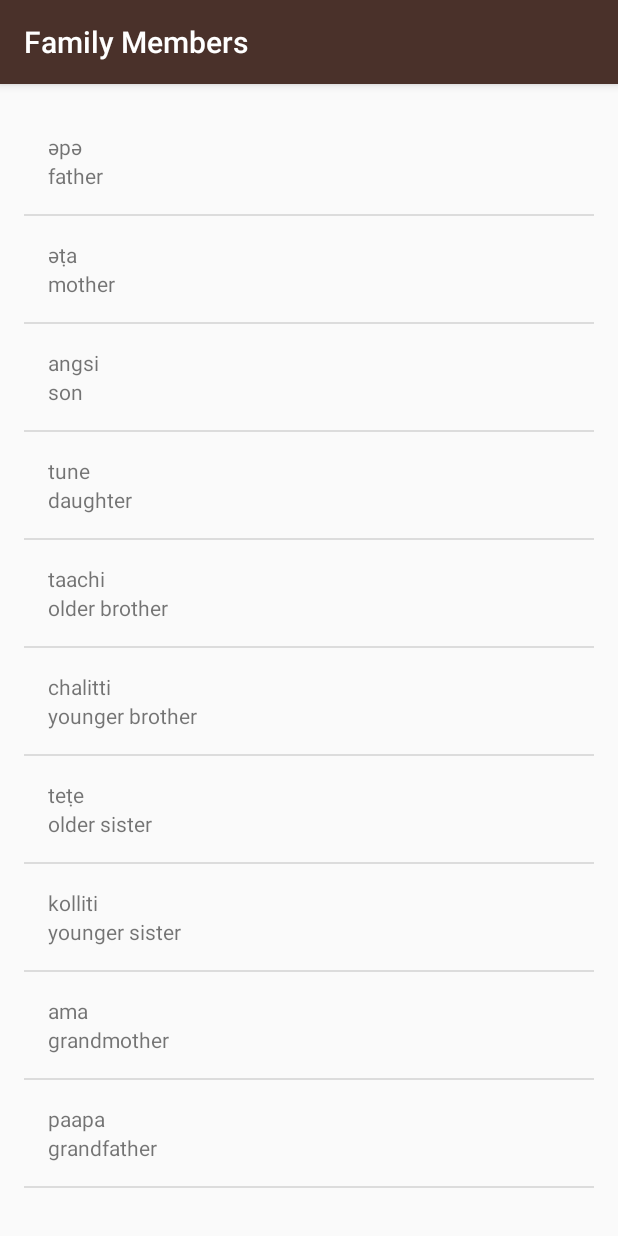
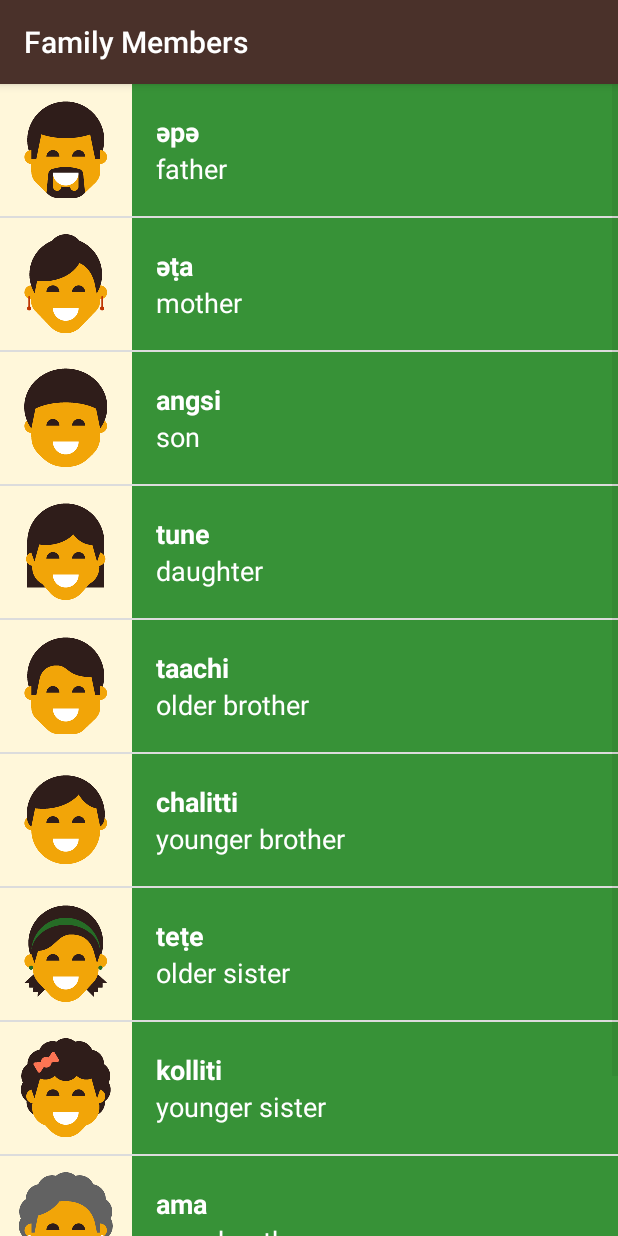
Before and after one commit to skorpion63/Miwok, an Android app: the FamilyActivity screen opened directly, with no data from a screen before it, on a phone screen of 412 x 824 dp. Run offline under Robolectric (Android 15) with nearby library versions, the phone set to English and light mode, and no system bars.

Commit message:
added images to all the activities.

```diff
--- a/app/src/main/java/com/example/android/miwok/FamilyActivity.java
+++ b/app/src/main/java/com/example/android/miwok/FamilyActivity.java
@@ -16,18 +16,18 @@ public class FamilyActivity extends AppCompatActivity {
 
         //Initialize the arrayList with numbers.
         ArrayList<Word> words = new ArrayList<Word>();
-        words.add(new Word("father", "әpә"));
-        words.add(new Word("mother", "әṭa"));
-        words.add(new Word("son", "angsi"));
-        words.add(new Word("daughter", "tune"));
-        words.add(new Word("older brother", "taachi"));
-        words.add(new Word("younger brother", "chalitti"));
-        words.add(new Word("older sister", "teṭe"));
-        words.add(new Word("younger sister", "kolliti"));
-        words.add(new Word("grandmother", "ama"));
-        words.add(new Word("grandfather", "paapa"));
+        words.add(new Word("father", "әpә", R.drawable.family_father));
+        words.add(new Word("mother", "әṭa", R.drawable.family_mother));
+        words.add(new Word("son", "angsi", R.drawable.family_son));
+        words.add(new Word("daughter", "tune", R.drawable.family_daughter));
+        words.add(new Word("older brother", "taachi", R.drawable.family_older_brother));
+        words.add(new Word("younger brother", "chalitti", R.drawable.family_younger_brother));
+        words.add(new Word("older sister", "teṭe", R.drawable.family_older_sister));
+        words.add(new Word("younger sister", "kolliti", R.drawable.family_younger_sister));
+        words.add(new Word("grandmother", "ama", R.drawable.family_grandmother));
+        words.add(new Word("grandfather", "paapa", R.drawable.family_grandfather));
 
-        WordAdapter adapter = new WordAdapter(this, words);
+        WordAdapter adapter = new WordAdapter(this, words, R.color.category_family);
 
         ListView listView = (ListView) findViewById(R.id.list);
 
--- a/app/src/main/java/com/example/android/miwok/PhrasesActivity.java
+++ b/app/src/main/java/com/example/android/miwok/PhrasesActivity.java
@@ -27,7 +27,7 @@ public class PhrasesActivity extends AppCompatActivity {
         words.add(new Word("Lets go.", "yoowutis"));
         words.add(new Word("Come here.", "әnni'nem"));
 
-        WordAdapter adapter = new WordAdapter(this, words);
+        WordAdapter adapter = new WordAdapter(this, words, R.color.category_phrases);
 
         ListView listView = (ListView) findViewById(R.id.list);
 
--- a/app/src/main/java/com/example/android/miwok/Word.java
+++ b/app/src/main/java/com/example/android/miwok/Word.java
@@ -7,10 +7,18 @@ public class Word {
 
     private String mDefaultTranslation;
     private String mMiwokTranslation;
+    private int mImageResourceId = NO_IMAGE_PROVIDED;
+    private static final int NO_IMAGE_PROVIDED = -1;
 
     public Word(String defaultTranslation, String miwokTranslation){
         mDefaultTranslation = defaultTranslation;
         mMiwokTranslation = miwokTranslation;
+    }
+
+    public Word(String defaultTranslation, String miwokTranslation, int imageResourceId){
+        mDefaultTranslation = defaultTranslation;
+        mMiwokTranslation = miwokTranslation;
+        mImageResourceId = imageResourceId;
     }
 
     public String getmDefaultTranslation(){
@@ -21,4 +29,10 @@ public class Word {
         return mMiwokTranslation;
     }
 
+    public int getmImageResourceId(){return mImageResourceId;}
+
+    public boolean hasImage(){
+        return mImageResourceId != NO_IMAGE_PROVIDED;
+    }
+
 }
--- a/app/src/main/java/com/example/android/miwok/WordAdapter.java
+++ b/app/src/main/java/com/example/android/miwok/WordAdapter.java
@@ -2,6 +2,7 @@ package com.example.android.miwok;
 
 import android.app.Activity;
 import android.provider.UserDictionary;
+import android.support.v4.content.ContextCompat;
 import android.view.LayoutInflater;
 import android.view.View;
 import android.view.ViewGroup;
@@ -16,12 +17,15 @@ import java.util.ArrayList;
  */
 public class WordAdapter extends ArrayAdapter<Word> {
 
-    public WordAdapter(Activity context, ArrayList<Word> words) {
+    private int mBackColor;
+
+    public WordAdapter(Activity context, ArrayList<Word> words, int color) {
         // Here, we initialize the ArrayAdapter's internal storage for the context and the list.
         // the second argument is used when the ArrayAdapter is populating a single TextView.
         // Because this is a custom adapter for two TextViews and an ImageView, the adapter is not
         // going to use this second argument, so it can be any value. Here, we used 0.
         super(context, 0, words);
+        mBackColor = color;
     }
 
     /**
@@ -40,6 +44,7 @@ public class WordAdapter extends ArrayAdapter<Word> {
         if(listItemView == null) {
             listItemView = LayoutInflater.from(getContext()).inflate(
                     R.layout.list_item, parent, false);
+
         }
 
         // Get the {@link AndroidFlavor} object located at this position in the list
@@ -57,6 +62,19 @@ public class WordAdapter extends ArrayAdapter<Word> {
         // set this text on the number TextView
         defaultTextView.setText(currentWord.getmDefaultTranslation());
 
+        ImageView imageView = (ImageView) listItemView.findViewById(R.id.image_view);
+
+        if (currentWord.hasImage()) {
+            imageView.setImageResource(currentWord.getmImageResourceId());
+        }
+        else{
+            imageView.setVisibility(View.GONE);
+        }
+
+        View textContainer = listItemView.findViewById(R.id.textContainer);
+        int colo = ContextCompat.getColor(getContext(),mBackColor);
+        textContainer.setBackgroundColor(colo);
+
 
         // Return the whole list item layout (containing 2 TextViews and an ImageView)
         // so that it can be shown in the ListView
--- a/app/src/main/res/layout/list_item.xml
+++ b/app/src/main/res/layout/list_item.xml
@@ -1,22 +1,53 @@
 <?xml version="1.0" encoding="utf-8"?>
 <LinearLayout xmlns:android="http://schemas.android.com/apk/res/android"
     xmlns:tools="http://schemas.android.com/tools"
+    android:id="@+id/lists"
     android:layout_width="match_parent"
-    android:id="@+id/lists"
     android:layout_height="match_parent"
+    android:orientation="vertical">
+
+
+    <LinearLayout
+        android:layout_width="match_parent"
+        android:layout_height="wrap_content"
+        android:orientation="horizontal">
+
+        <ImageView
+            android:id="@+id/image_view"
+            android:layout_width="88dp"
+            android:layout_height="88dp"
+            android:background="@color/tan_background"
+
+            />
+
+        <LinearLayout
+            android:id="@+id/textContainer"
+            android:layout_width="match_parent"
+            android:layout_height="88dp"
+            android:gravity="center_vertical"
             android:orientation="vertical"
-    android:padding="16dp">
+            android:paddingLeft="16dp">
+
 
             <TextView
                 android:id="@+id/miwok_text_view"
                 android:layout_width="match_parent"
                 android:layout_height="wrap_content"
+                android:textColor="#FFFFFF"
+                android:textSize="18sp"
+                android:textStyle="bold"
                 tools:text="lutti" />
 
             <TextView
                 android:id="@+id/default_text_view"
                 android:layout_width="match_parent"
                 android:layout_height="wrap_content"
+                android:textColor="#FFFFFF"
+                android:textSize="18sp"
                 tools:text="one" />
 
         </LinearLayout>
+
+    </LinearLayout>
+
+</LinearLayout>
--- a/app/src/main/res/layout/word_list.xml
+++ b/app/src/main/res/layout/word_list.xml
@@ -5,8 +5,4 @@
     android:orientation="vertical"
     android:layout_width="match_parent"
     android:layout_height="match_parent"
-    android:paddingBottom="@dimen/activity_vertical_margin"
-    android:paddingLeft="@dimen/activity_horizontal_margin"
-    android:paddingRight="@dimen/activity_horizontal_margin"
-    android:paddingTop="@dimen/activity_vertical_margin"
     tools:context="com.example.android.miwok.NumbersActivity"/>
```
Also changed, not shown: app/src/main/java/com/example/android/miwok/ColorsActivity.java (+9 -9 lines), app/src/main/java/com/example/android/miwok/NumbersActivity.java (+11 -11 lines). Lines whose indentation alone changed are shown as unchanged.
